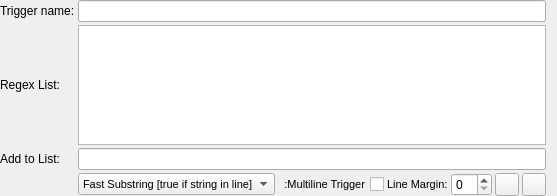
Before: the Qt Designer form mudlet/prealpha1/mudlet/src/ui/triggers_main_area.ui in Mudlet/Mudlet, drawn with Qt 5.
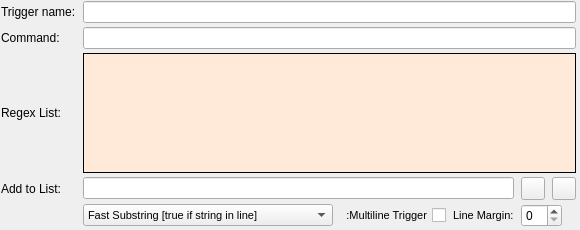
After: the same form once the commit is applied. Icons and pictures are not drawn.

Commit message: Add: profile loading improvements, missing clear text commands

```diff
--- a/mudlet/prealpha1/mudlet/src/ui/triggers_main_area.ui
+++ b/mudlet/prealpha1/mudlet/src/ui/triggers_main_area.ui
@@ -6,7 +6,7 @@
     <x>0</x>
     <y>0</y>
     <width>580</width>
-    <height>200</height>
+    <height>230</height>
    </rect>
   </property>
   <property name="sizePolicy" >
@@ -18,28 +18,19 @@
   <property name="maximumSize" >
    <size>
     <width>16777215</width>
-    <height>200</height>
+    <height>230</height>
    </size>
   </property>
   <property name="windowTitle" >
    <string>Form</string>
   </property>
   <layout class="QGridLayout" name="gridLayout" >
-   <property name="sizeConstraint" >
-    <enum>QLayout::SetFixedSize</enum>
-   </property>
-   <property name="leftMargin" >
-    <number>0</number>
-   </property>
-   <property name="topMargin" >
-    <number>0</number>
-   </property>
-   <property name="bottomMargin" >
-    <number>0</number>
-   </property>
-   <property name="spacing" >
+   <property name="verticalSpacing" >
     <number>3</number>
    </property>
+   <property name="margin" >
+    <number>0</number>
+   </property>
    <item row="0" column="0" >
     <widget class="QLabel" name="label_4" >
      <property name="text" >
@@ -47,10 +38,20 @@
      </property>
     </widget>
    </item>
-   <item row="0" column="1" colspan="6" >
+   <item row="0" column="1" colspan="5" >
     <widget class="QLineEdit" name="lineEdit_trigger_name" />
    </item>
    <item row="1" column="0" >
+    <widget class="QLabel" name="label_5" >
+     <property name="text" >
+      <string>Command:</string>
+     </property>
+    </widget>
+   </item>
+   <item row="1" column="1" colspan="5" >
+    <widget class="QLineEdit" name="trigger_command" />
+   </item>
+   <item row="2" column="0" >
     <widget class="QLabel" name="label" >
      <property name="sizePolicy" >
       <sizepolicy vsizetype="Fixed" hsizetype="Fixed" >
@@ -63,7 +64,7 @@
      </property>
     </widget>
    </item>
-   <item row="1" column="1" colspan="6" >
+   <item row="2" column="1" colspan="5" >
     <widget class="QListWidget" name="listWidget_regex_list" >
      <property name="sizePolicy" >
       <sizepolicy vsizetype="Fixed" hsizetype="Expanding" >
@@ -77,6 +78,43 @@
        <height>120</height>
       </size>
      </property>
+     <property name="palette" >
+      <palette>
+       <active>
+        <colorrole role="Base" >
+         <brush brushstyle="SolidPattern" >
+          <color alpha="255" >
+           <red>255</red>
+           <green>234</green>
+           <blue>218</blue>
+          </color>
+         </brush>
+        </colorrole>
+       </active>
+       <inactive>
+        <colorrole role="Base" >
+         <brush brushstyle="SolidPattern" >
+          <color alpha="255" >
+           <red>255</red>
+           <green>234</green>
+           <blue>218</blue>
+          </color>
+         </brush>
+        </colorrole>
+       </inactive>
+       <disabled>
+        <colorrole role="Base" >
+         <brush brushstyle="SolidPattern" >
+          <color alpha="255" >
+           <red>244</red>
+           <green>244</green>
+           <blue>244</blue>
+          </color>
+         </brush>
+        </colorrole>
+       </disabled>
+      </palette>
+     </property>
      <property name="font" >
       <font>
        <pointsize>8</pointsize>
@@ -102,6 +140,12 @@
      <property name="autoFillBackground" >
       <bool>true</bool>
      </property>
+     <property name="frameShape" >
+      <enum>QFrame::Box</enum>
+     </property>
+     <property name="frameShadow" >
+      <enum>QFrame::Plain</enum>
+     </property>
      <property name="editTriggers" >
       <set>QAbstractItemView::AllEditTriggers</set>
      </property>
@@ -125,14 +169,14 @@
      </property>
     </widget>
    </item>
-   <item row="2" column="0" >
+   <item row="3" column="0" >
     <widget class="QLabel" name="label_2" >
      <property name="text" >
       <string>Add to List:</string>
      </property>
     </widget>
    </item>
-   <item row="2" column="1" colspan="6" >
+   <item row="3" column="1" colspan="3" >
     <widget class="QLineEdit" name="lineEdit" >
      <property name="font" >
       <font>
@@ -142,7 +186,80 @@
      </property>
     </widget>
    </item>
-   <item row="3" column="1" >
+   <item row="3" column="4" >
+    <widget class="QToolButton" name="toolButton_remove" >
+     <property name="minimumSize" >
+      <size>
+       <width>20</width>
+       <height>20</height>
+      </size>
+     </property>
+     <property name="text" >
+      <string/>
+     </property>
+     <property name="icon" >
+      <iconset resource="../mudlet_alpha.qrc" >
+       <normaloff>:/icons/dialog-cancel.png</normaloff>:/icons/dialog-cancel.png</iconset>
+     </property>
+    </widget>
+   </item>
+   <item row="3" column="5" >
+    <widget class="QToolButton" name="toolButton_add" >
+     <property name="minimumSize" >
+      <size>
+       <width>20</width>
+       <height>20</height>
+      </size>
+     </property>
+     <property name="text" >
+      <string/>
+     </property>
+     <property name="icon" >
+      <iconset resource="../mudlet_alpha.qrc" >
+       <normaloff>:/icons/list-add_small.png</normaloff>:/icons/list-add_small.png</iconset>
+     </property>
+    </widget>
+   </item>
+   <item row="4" column="2" >
+    <widget class="QCheckBox" name="checkBox_multlinetrigger" >
+     <property name="sizePolicy" >
+      <sizepolicy vsizetype="Fixed" hsizetype="Fixed" >
+       <horstretch>0</horstretch>
+       <verstretch>0</verstretch>
+      </sizepolicy>
+     </property>
+     <property name="font" >
+      <font>
+       <pointsize>8</pointsize>
+       <stylestrategy>PreferAntialias</stylestrategy>
+      </font>
+     </property>
+     <property name="toolTip" >
+      <string>&lt;!DOCTYPE HTML PUBLIC "-//W3C//DTD HTML 4.0//EN" "http://www.w3.org/TR/REC-html40/strict.dtd">
+&lt;html>&lt;head>&lt;meta name="qrichtext" content="1" />&lt;style type="text/css">
+p, li { white-space: pre-wrap; }
+&lt;/style>&lt;/head>&lt;body style=" font-family:'DejaVu Sans'; font-size:8pt; font-weight:400; font-style:normal;">
+&lt;p align="justify" style=" margin-top:0px; margin-bottom:0px; margin-left:0px; margin-right:0px; -qt-block-indent:0; text-indent:0px;">Multiline Triggers: All conditions in the list must have matched within the specified margin of lines, in order to trigger the script. Normal triggers fire and run the script as soon as one of the conditions in the regex list is met i.e. if one of the regex/string matches match, the trigger script is run. In multiline triggers, however, each single regex/string in the list has to have matched within the specified margin of lines at least once to trigger the script. This means if the 10th regex on the regex list would be matched on the eleventh line after the match of the first line happened, the trigger will *NOT* run unless the margin of lines is set to 11.&lt;/p>&lt;/body>&lt;/html></string>
+     </property>
+     <property name="layoutDirection" >
+      <enum>Qt::RightToLeft</enum>
+     </property>
+     <property name="text" >
+      <string>:Multiline Trigger</string>
+     </property>
+    </widget>
+   </item>
+   <item row="4" column="4" colspan="2" >
+    <widget class="QSpinBox" name="spinBox_linemargin" >
+     <property name="sizePolicy" >
+      <sizepolicy vsizetype="Fixed" hsizetype="Fixed" >
+       <horstretch>0</horstretch>
+       <verstretch>0</verstretch>
+      </sizepolicy>
+     </property>
+    </widget>
+   </item>
+   <item row="4" column="1" >
     <widget class="QComboBox" name="comboBox_regexstyle" >
      <property name="sizePolicy" >
       <sizepolicy vsizetype="Fixed" hsizetype="Fixed" >
@@ -152,7 +269,7 @@
      </property>
      <property name="maximumSize" >
       <size>
-       <width>197</width>
+       <width>250</width>
        <height>16777215</height>
       </size>
      </property>
@@ -223,36 +340,7 @@
      </item>
     </widget>
    </item>
-   <item row="3" column="2" >
-    <widget class="QCheckBox" name="checkBox_multlinetrigger" >
-     <property name="sizePolicy" >
-      <sizepolicy vsizetype="Fixed" hsizetype="Fixed" >
-       <horstretch>0</horstretch>
-       <verstretch>0</verstretch>
-      </sizepolicy>
-     </property>
-     <property name="font" >
-      <font>
-       <pointsize>8</pointsize>
-       <stylestrategy>PreferAntialias</stylestrategy>
-      </font>
-     </property>
-     <property name="toolTip" >
-      <string>&lt;!DOCTYPE HTML PUBLIC "-//W3C//DTD HTML 4.0//EN" "http://www.w3.org/TR/REC-html40/strict.dtd">
-&lt;html>&lt;head>&lt;meta name="qrichtext" content="1" />&lt;style type="text/css">
-p, li { white-space: pre-wrap; }
-&lt;/style>&lt;/head>&lt;body style=" font-family:'DejaVu Sans'; font-size:8pt; font-weight:400; font-style:normal;">
-&lt;p align="justify" style=" margin-top:0px; margin-bottom:0px; margin-left:0px; margin-right:0px; -qt-block-indent:0; text-indent:0px;">Multiline Triggers: All conditions in the list must have matched within the specified margin of lines, in order to trigger the script. Normal triggers fire and run the script as soon as one of the conditions in the regex list is met i.e. if one of the regex/string matches match, the trigger script is run. In multiline triggers, however, each single regex/string in the list has to have matched within the specified margin of lines at least once to trigger the script. This means if the 10th regex on the regex list would be matched on the eleventh line after the match of the first line happened, the trigger will *NOT* run unless the margin of lines is set to 11.&lt;/p>&lt;/body>&lt;/html></string>
-     </property>
-     <property name="layoutDirection" >
-      <enum>Qt::RightToLeft</enum>
-     </property>
-     <property name="text" >
-      <string>:Multiline Trigger</string>
-     </property>
-    </widget>
-   </item>
-   <item row="3" column="3" >
+   <item row="4" column="3" >
     <widget class="QLabel" name="label_3" >
      <property name="sizePolicy" >
       <sizepolicy vsizetype="Fixed" hsizetype="Fixed" >
@@ -270,50 +358,6 @@
      </property>
     </widget>
    </item>
-   <item row="3" column="4" >
-    <widget class="QSpinBox" name="spinBox_linemargin" >
-     <property name="sizePolicy" >
-      <sizepolicy vsizetype="Fixed" hsizetype="Fixed" >
-       <horstretch>0</horstretch>
-       <verstretch>0</verstretch>
-      </sizepolicy>
-     </property>
-    </widget>
-   </item>
-   <item row="3" column="5" >
-    <widget class="QToolButton" name="toolButton_remove" >
-     <property name="minimumSize" >
-      <size>
-       <width>20</width>
-       <height>20</height>
-      </size>
-     </property>
-     <property name="text" >
-      <string/>
-     </property>
-     <property name="icon" >
-      <iconset resource="../mudlet_alpha.qrc" >
-       <normaloff>:/icons/dialog-cancel.png</normaloff>:/icons/dialog-cancel.png</iconset>
-     </property>
-    </widget>
-   </item>
-   <item row="3" column="6" >
-    <widget class="QToolButton" name="toolButton_add" >
-     <property name="minimumSize" >
-      <size>
-       <width>20</width>
-       <height>20</height>
-      </size>
-     </property>
-     <property name="text" >
-      <string/>
-     </property>
-     <property name="icon" >
-      <iconset resource="../mudlet_alpha.qrc" >
-       <normaloff>:/icons/list-add_small.png</normaloff>:/icons/list-add_small.png</iconset>
-     </property>
-    </widget>
-   </item>
   </layout>
  </widget>
  <resources>
```
The commit also changes 23 other files.
